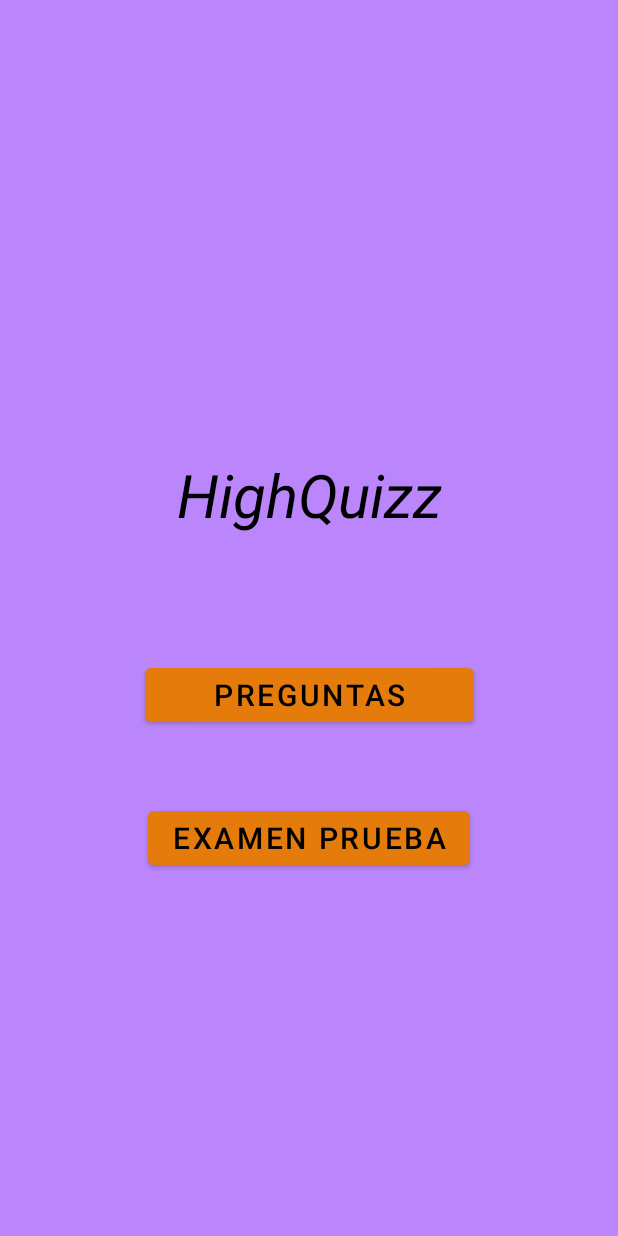
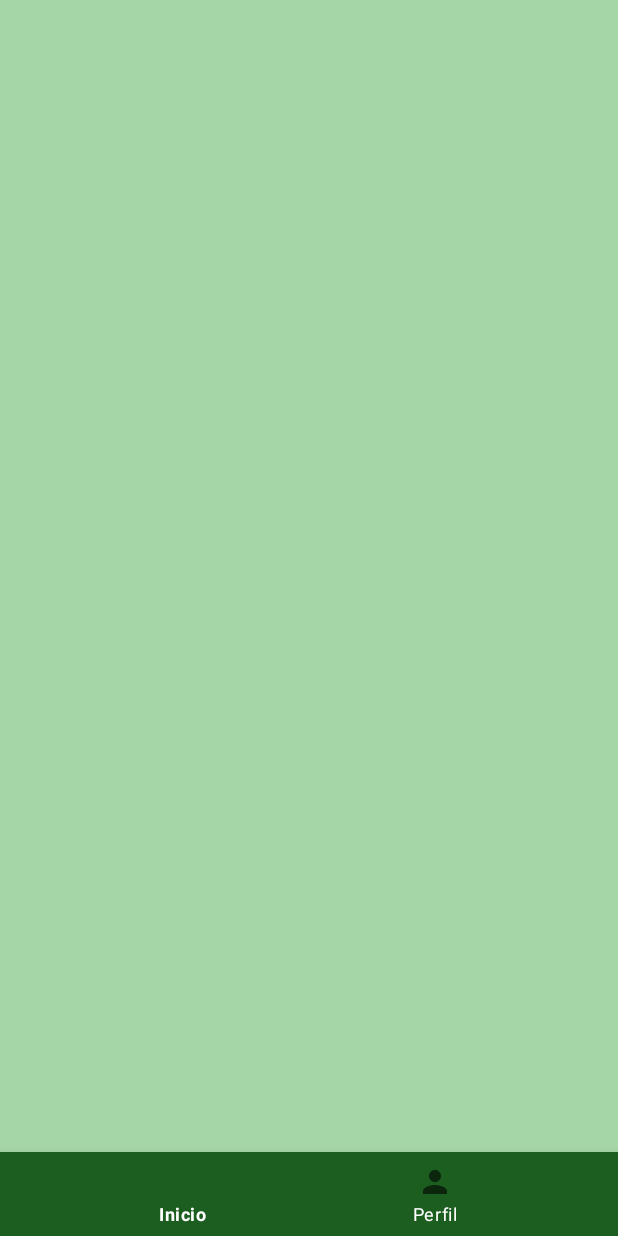
Before and after one commit to carloshj21/HighQuizzProject, an Android app: the layout activity_main.xml on its own in the app's theme, with its tools: preview values and no code run, on a phone screen of 412 x 824 dp. Run offline under Robolectric (Android 15) with nearby library versions, the phone set to English and light mode, and no system bars.

```diff
--- a/HighQuizzProject/app/src/main/res/layout/activity_main.xml
+++ b/HighQuizzProject/app/src/main/res/layout/activity_main.xml
@@ -1,65 +1,28 @@
 <?xml version="1.0" encoding="utf-8"?>
-<androidx.constraintlayout.widget.ConstraintLayout xmlns:android="http://schemas.android.com/apk/res/android"
+<RelativeLayout xmlns:android="http://schemas.android.com/apk/res/android"
     xmlns:app="http://schemas.android.com/apk/res-auto"
     xmlns:tools="http://schemas.android.com/tools"
     android:layout_width="match_parent"
     android:layout_height="match_parent"
-    android:background="@color/purple_200"
+    android:background="@color/green_200"
     tools:context=".MainActivity">
 
-    <TextView
+    <FrameLayout
         android:layout_width="match_parent"
-        android:layout_height="53dp"
-        android:layout_alignParentTop="true"
-        android:layout_centerHorizontal="true"
-        android:layout_marginStart="30dp"
-        android:layout_marginLeft="30dp"
-        android:layout_marginEnd="30dp"
-        android:layout_marginRight="30dp"
-        android:gravity="center_horizontal"
-        android:text="HighQuizz"
-        android:textColor="@color/black"
-        android:textSize="40sp"
-        android:textStyle="italic"
-        app:layout_constraintBottom_toTopOf="@+id/btnPreguntas"
-        app:layout_constraintEnd_toEndOf="parent"
-        app:layout_constraintHorizontal_bias="1.0"
-        app:layout_constraintStart_toStartOf="parent"
-        app:layout_constraintTop_toTopOf="parent"
-        app:layout_constraintVertical_bias="0.784" />
+        android:layout_height="match_parent"
+        android:id="@+id/fragmentContenedor"
+        android:layout_above="@id/btnNavigationPrincipal"
+        />
 
-    <Button
-        android:id="@+id/btnPreguntas"
-        android:layout_width="219dp"
+    <com.google.android.material.bottomnavigation.BottomNavigationView
+        android:layout_width="match_parent"
         android:layout_height="wrap_content"
-        android:layout_centerHorizontal="true"
-        android:text="Preguntas"
-        android:textColor="@color/black"
-        android:textSize="20sp"
-        app:backgroundTint="#E47B0B"
-        app:layout_constraintBottom_toBottomOf="parent"
-        app:layout_constraintEnd_toEndOf="parent"
-        app:layout_constraintStart_toStartOf="parent"
-        app:layout_constraintTop_toTopOf="parent"
-        app:layout_constraintVertical_bias="0.566" />
-
-    <Button
-        android:id="@+id/btnExamen"
-        android:layout_width="wrap_content"
-        android:layout_height="wrap_content"
-        android:layout_below="@id/btnPreguntas"
+        android:id="@+id/btnNavigationPrincipal"
         android:layout_alignParentBottom="true"
-        android:layout_centerHorizontal="true"
-        android:layout_marginTop="20dp"
-        android:text="Examen Prueba"
-        android:textColor="@color/black"
-        android:textSize="20sp"
-        app:backgroundTint="#E47B0B"
-        app:layout_constraintBottom_toBottomOf="parent"
-        app:layout_constraintEnd_toEndOf="parent"
-        app:layout_constraintStart_toStartOf="parent"
-        app:layout_constraintTop_toBottomOf="@+id/btnPreguntas"
-        app:layout_constraintVertical_bias="0.102" />
+        android:background="@color/green_900"
+        app:itemTextColor="@color/white"
+        app:menu="@menu/menu_navigation_bottom"
+        />
 
 
-</androidx.constraintlayout.widget.ConstraintLayout>
+</RelativeLayout>
```
